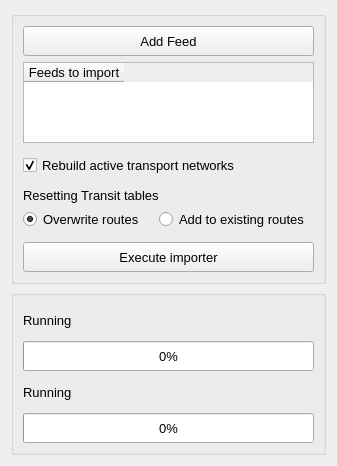
Before: the Qt Designer form modules/public_transport_procedures/forms/gtfs_importer.ui in AequilibraE/qaequilibrae, drawn with Qt 5.
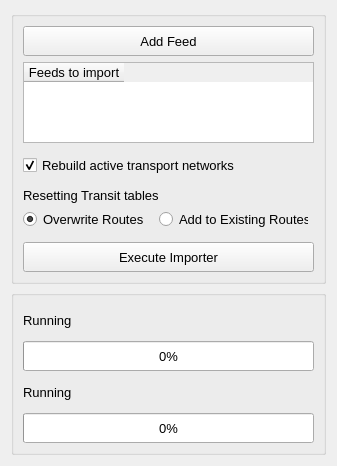
After: the same form once the commit is applied.

```diff
--- a/modules/public_transport_procedures/forms/gtfs_importer.ui
+++ b/modules/public_transport_procedures/forms/gtfs_importer.ui
@@ -59,7 +59,7 @@
          </size>
         </property>
         <property name="text">
-         <string>Execute importer</string>
+         <string>Execute Importer</string>
         </property>
        </widget>
       </item>
@@ -172,7 +172,7 @@
          </size>
         </property>
         <property name="text">
-         <string>Overwrite routes</string>
+         <string>Overwrite Routes</string>
         </property>
         <property name="checked">
          <bool>true</bool>
@@ -194,7 +194,7 @@
          </size>
         </property>
         <property name="text">
-         <string>Add to existing routes</string>
+         <string>Add to Existing Routes</string>
         </property>
        </widget>
       </item>
```
